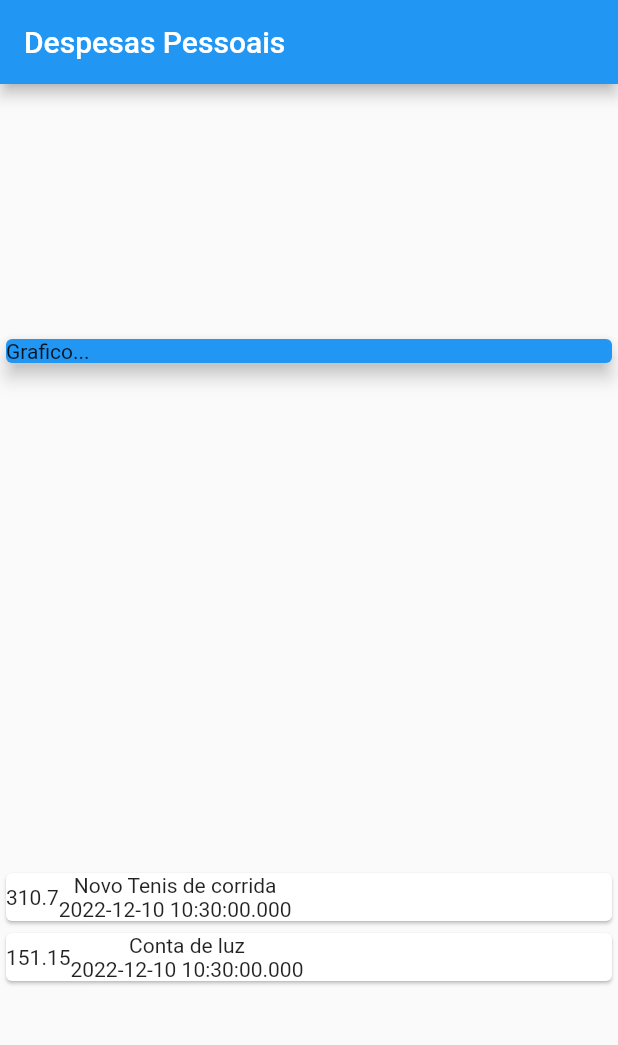
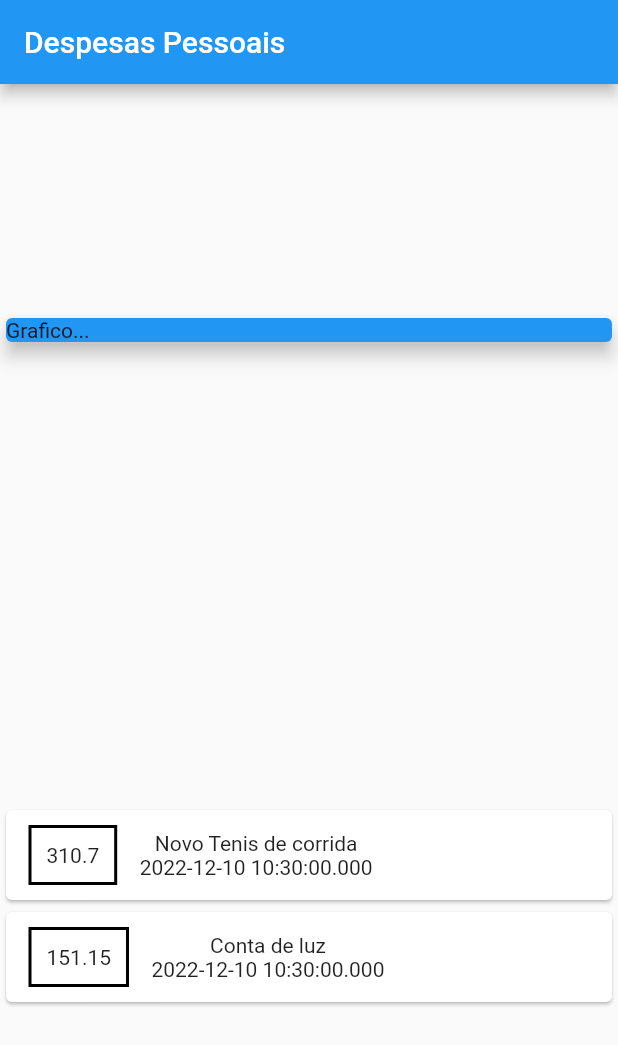
Before and after one commit to tupiribas/AppControleDeGastos, a Flutter app: the screen it shows after launch, on a phone screen of 412 x 824 dp. Shown: the top 1045 px of the screen. Run offline on Flutter 3.47's test engine with Material 2 defaults, Android fonts, the phone set to English and light mode, and no system bars.

Commit message:
Implementação visual (obj): Transaction - v2.1

```diff
--- a/lib/main.dart
+++ b/lib/main.dart
@@ -51,9 +51,19 @@ class MyHomePage extends StatelessWidget {
               return Card(
                 child: Row(
                   children: <Widget>[
-                    Text(tr.value.toString()),
+                    Container(
+                      margin: const EdgeInsets.symmetric(
+                          horizontal: 15, vertical: 10),
+                      decoration: BoxDecoration(
+                          border: Border.all(color: Colors.black, width: 2)),
+                      padding: const EdgeInsets.all(10),
+                      child: Text(tr.value.toString()),
+                    ),
                     Column(
-                      children: <Widget>[Text(tr.title), Text(tr.date.toString())],
+                      children: <Widget>[
+                        Text(tr.title),
+                        Text(tr.date.toString())
+                      ],
                     )
                   ],
                 ),
```
